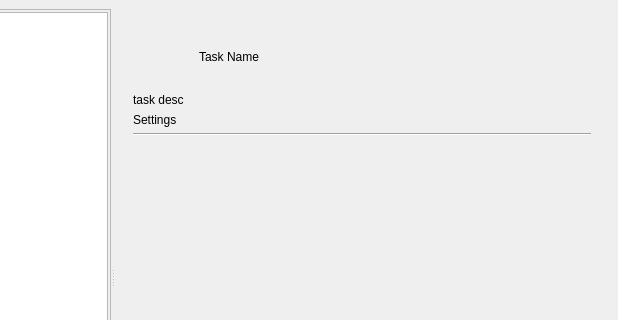
The window that resources/dialog.ui (shotgunsoftware/tk-multi-publish2) describes before a commit, drawn with Qt 5; both pictures show x 180 to 798 and y 0 to 320 of the 798 by 593 pixel window.
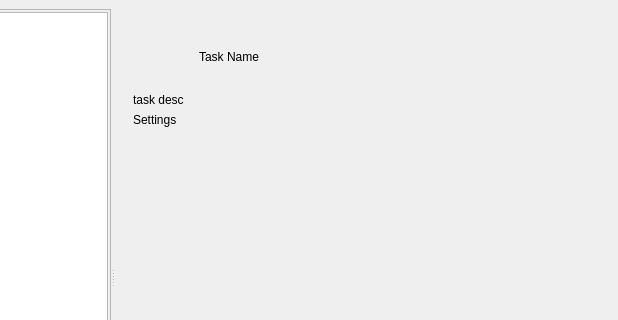
The same window after the commit. The open tabs and pages were chosen to show the change. Icons and pictures are not drawn. Custom widgets are drawn as their Qt base class.

```diff
--- a/resources/dialog.ui
+++ b/resources/dialog.ui
@@ -475,13 +475,6 @@
                     </property>
                    </widget>
                   </item>
-                  <item>
-                   <widget class="Line" name="task_divider">
-                    <property name="orientation">
-                     <enum>Qt::Horizontal</enum>
-                    </property>
-                   </widget>
-                  </item>
                   <item>
                    <widget class="SettingsWidget" name="task_settings" native="true">
                     <property name="sizePolicy">
```
Left out of the diff: 2 changed lines with no effect on the pictures.
